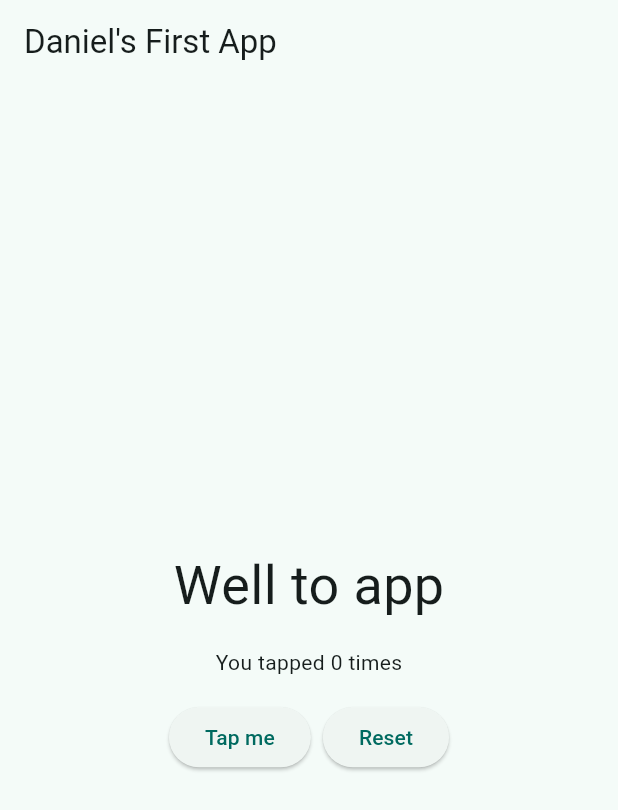
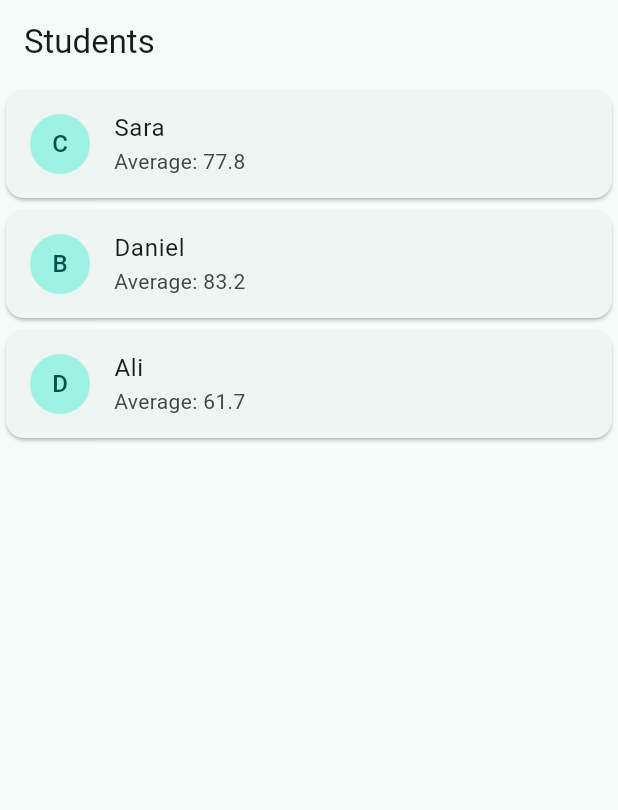
Before and after one commit to Danii-Fedo10/my_first_app, a Flutter app: the screen it shows after launch, on a phone screen of 412 x 824 dp. Shown: the top 810 px of the screen. Run offline on Flutter 3.47's test engine with Material 3 defaults, Android fonts, the phone set to English and light mode, and no system bars.

Commit message:
Show students in a ListView

```diff
--- a/lib/main.dart
+++ b/lib/main.dart
@@ -1,4 +1,5 @@
 import 'package:flutter/material.dart';
+import 'student.dart';
 
 void main() {
   runApp(const MyApp());
@@ -10,65 +11,40 @@ class MyApp extends StatelessWidget {
   @override
   Widget build(BuildContext context) {
     return MaterialApp(
-      title: 'My First App',
+      title: 'Students',
       theme: ThemeData(
         colorScheme: ColorScheme.fromSeed(seedColor: Colors.teal),
       ),
-      home: const HomePage(),
+      home: const StudentsPage(),
     );
   }
 }
 
-class HomePage extends StatefulWidget {
-  const HomePage({super.key});
-
-  @override
-  State<HomePage> createState() => _HomePageState();
-}
-
-class _HomePageState extends State<HomePage> {
-  int _taps = 0;
-
-  void _increase() {
-    setState(() {
-      _taps++;
-    });
-  }
-
-  void _reset() {
-    setState(() {
-      _taps = 0;
-    });
-  }
+class StudentsPage extends StatelessWidget {
+  const StudentsPage({super.key});
 
   @override
   Widget build(BuildContext context) {
+    final students = [
+      Student('Sara', [85, 72, 90, 64, 78]),
+      Student('Daniel', [87, 92, 70, 94, 73]),
+      Student('Ali', [60, 55, 70]),
+    ];
+
     return Scaffold(
-      appBar: AppBar(title: const Text("Daniel's First App")),
-      body: Center(
-        child: Column(
-          mainAxisAlignment: MainAxisAlignment.center,
-          children: [
-            const Text('Well to app', style: TextStyle(fontSize: 36)),
-            const SizedBox(height: 16),
-            Text('You tapped $_taps times'),
-            const SizedBox(height: 16),
-            Row(
-              mainAxisAlignment: MainAxisAlignment.center,
-              children: [
-                ElevatedButton(
-                  onPressed: _increase,
-                  child: const Text('Tap me'),
-                ),
-                const SizedBox(width: 8),
-                ElevatedButton(
-                  onPressed: _reset,
-                  child: const Text('Reset'),
-                ),
-              ],
+      appBar: AppBar(title: const Text('Students')),
+      body: ListView.builder(
+        itemCount: students.length,
+        itemBuilder: (context, index) {
+          final s = students[index];
+          return Card(
+            child: ListTile(
+              leading: CircleAvatar(child: Text(s.grade)),
+              title: Text(s.name),
+              subtitle: Text('Average: ${s.average.toStringAsFixed(1)}'),
             ),
-          ],
-        ),
+          );
+        },
       ),
     );
   }
--- /dev/null
+++ b/lib/student.dart
@@ -0,0 +1,23 @@
+class Student {
+  String name;
+  List<int> scores;
+
+  Student(this.name, this.scores);
+
+  double get average {
+    if (scores.isEmpty) return 0;
+    int sum = 0;
+    for (var s in scores) {
+      sum += s;
+    }
+    return sum / scores.length;
+  }
+
+  String get grade {
+    if (average >= 90) return 'A';
+    if (average >= 80) return 'B';
+    if (average >= 70) return 'C';
+    if (average >= 60) return 'D';
+    return 'F';
+  }
+}
```
Also changed, not shown: 1 other file.
